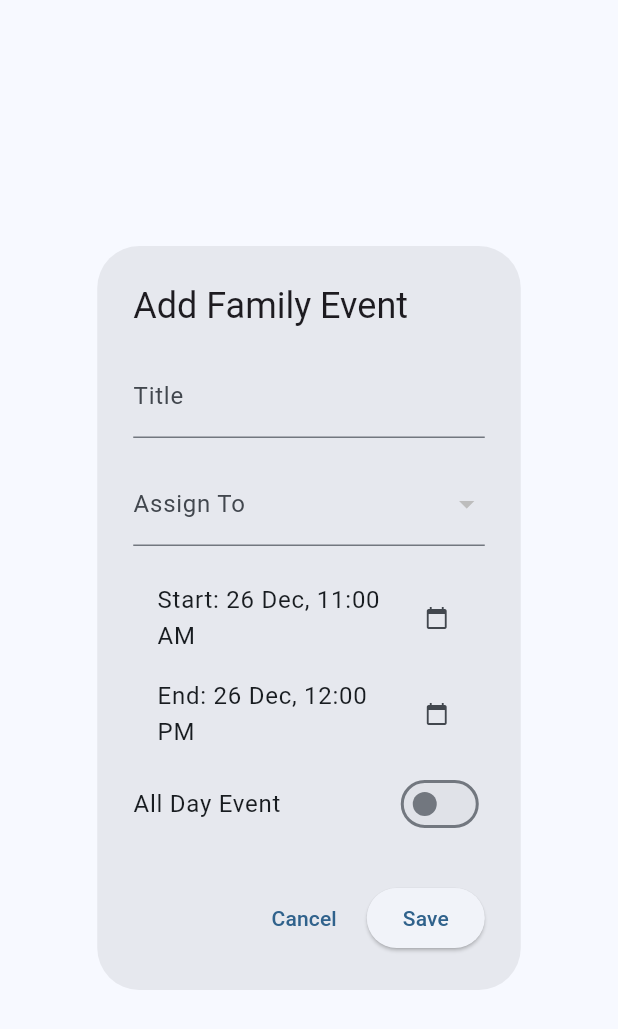
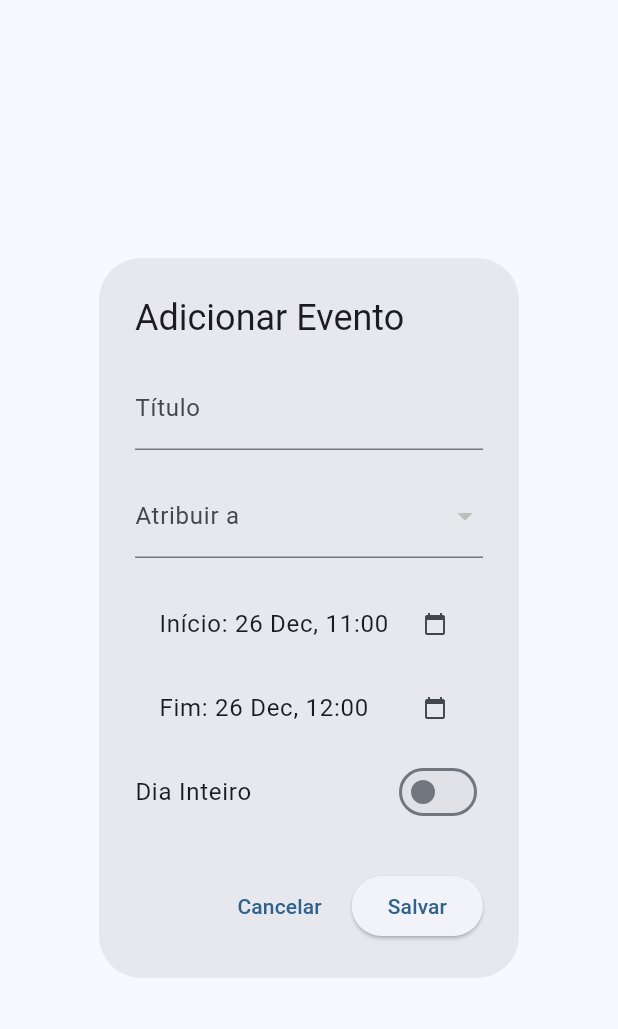
Before and after one commit to Edu-Fortes/flutter_family_planner, a Flutter app: the AddEventDialog widget shown alone on an empty page, opened directly, on a phone screen of 412 x 824 dp. Shown: the top 1029 px of the screen. Run offline on Flutter 3.47's test engine with Material 3 defaults, Android fonts, the phone set to English and light mode, and no system bars; our stand-ins replace flutter_colorpicker, flutter_dotenv, flutter_riverpod, go_router, google_fonts, supabase_flutter and 1 more; missing offline and left inert: syncfusion_localizations; accounts and stored records are empty.

Commit message:
feat(add_event_dialog): add Portuguese localization for event dialog

```diff
--- a/lib/features/calendar/presentation/add_event_dialog.dart
+++ b/lib/features/calendar/presentation/add_event_dialog.dart
@@ -51,11 +51,11 @@ class _AddEventDialogState extends ConsumerState<AddEventDialog> {
 
     // Define formats based on the toggle
     final dateFormat = DateFormat('dd MMM yyyy');
-    final dateTimeFormat = DateFormat('dd MMM, h:mm a');
+    final dateTimeFormat = DateFormat('dd MMM, HH:mm');
     final displayFormat = _isAllDay ? dateFormat : dateTimeFormat;
 
     return AlertDialog(
-      title: Text(isEditing ? 'Edit Event' : 'Add Family Event'),
+      title: Text(isEditing ? 'Editar Evento' : 'Adicionar Evento'),
       content: SingleChildScrollView(
         child: Form(
           key: _formKey,
@@ -64,8 +64,8 @@ class _AddEventDialogState extends ConsumerState<AddEventDialog> {
             children: [
               TextFormField(
                 controller: _titleController,
-                decoration: const InputDecoration(labelText: 'Title'),
-                validator: (val) => val!.isEmpty ? 'Required' : null,
+                decoration: const InputDecoration(labelText: 'Título'),
+                validator: (val) => val!.isEmpty ? 'Obrigatório' : null,
               ),
               const SizedBox(height: 16),
 
@@ -76,7 +76,7 @@ class _AddEventDialogState extends ConsumerState<AddEventDialog> {
                   }
                   return DropdownButtonFormField<String>(
                     initialValue: _selectedMemberId,
-                    decoration: const InputDecoration(labelText: 'Assign To'),
+                    decoration: const InputDecoration(labelText: 'Atribuir a'),
                     items: members
                         .map(
                           (m) => DropdownMenuItem(
@@ -98,23 +98,23 @@ class _AddEventDialogState extends ConsumerState<AddEventDialog> {
                   );
                 },
                 loading: () => const LinearProgressIndicator(),
-                error: (_, __) => const Text('Error loading members'),
+                error: (_, __) => const Text('Erro ao carregar membros'),
               ),
               const SizedBox(height: 16),
 
               ListTile(
-                title: Text("Start: ${displayFormat.format(_startDate)}"),
+                title: Text("Início: ${displayFormat.format(_startDate)}"),
                 trailing: const Icon(Icons.calendar_today, size: 16),
                 onTap: () => _pickDate(true),
               ),
               ListTile(
-                title: Text("End: ${displayFormat.format(_endDate)}"),
+                title: Text("Fim: ${displayFormat.format(_endDate)}"),
                 trailing: const Icon(Icons.calendar_today, size: 16),
                 onTap: () => _pickDate(false),
               ),
 
               SwitchListTile(
-                title: const Text('All Day Event'),
+                title: const Text('Dia Inteiro'),
                 value: _isAllDay,
                 onChanged: (val) => setState(() => _isAllDay = val),
                 contentPadding: EdgeInsets.zero,
@@ -129,17 +129,17 @@ class _AddEventDialogState extends ConsumerState<AddEventDialog> {
           TextButton(
             style: TextButton.styleFrom(foregroundColor: Colors.red),
             onPressed: _delete,
-            child: const Text('Delete'),
+            child: const Text('Excluir'),
           ),
 
         TextButton(
           onPressed: () => Navigator.pop(context),
-          child: const Text('Cancel'),
+          child: const Text('Cancelar'),
         ),
 
         ElevatedButton(
           onPressed: _save,
-          child: Text(isEditing ? 'Update' : 'Save'),
+          child: Text(isEditing ? 'Atualizar' : 'Salvar'),
         ),
       ],
     );
@@ -229,16 +229,16 @@ class _AddEventDialogState extends ConsumerState<AddEventDialog> {
     final confirm = await showDialog<bool>(
       context: context,
       builder: (ctx) => AlertDialog(
-        title: const Text('Delete Event?'),
-        content: const Text('This cannot be undone.'),
+        title: const Text('Excluir evento?'),
+        content: const Text('Esta ação não pode ser desfeita.'),
         actions: [
           TextButton(
             onPressed: () => Navigator.pop(ctx, false),
-            child: const Text('No'),
+            child: const Text('Não'),
           ),
           TextButton(
             onPressed: () => Navigator.pop(ctx, true),
-            child: const Text('Yes'),
+            child: const Text('Sim'),
           ),
         ],
       ),
```
